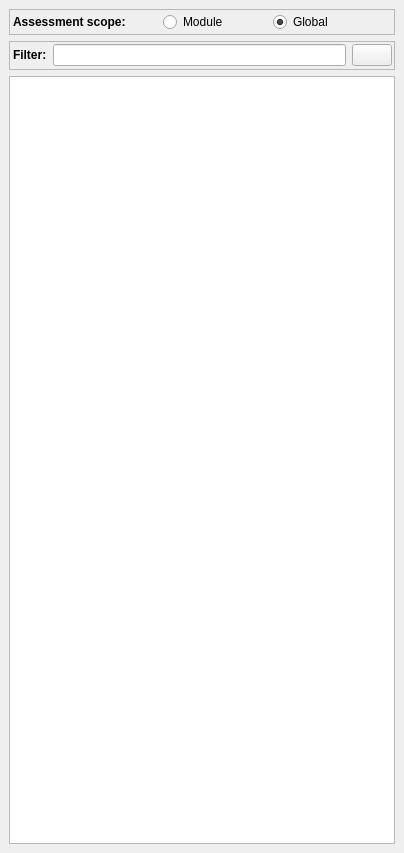
Old version of the form designer/low/pipelinedock.ui in the repository DTOcean/dtocean-app.
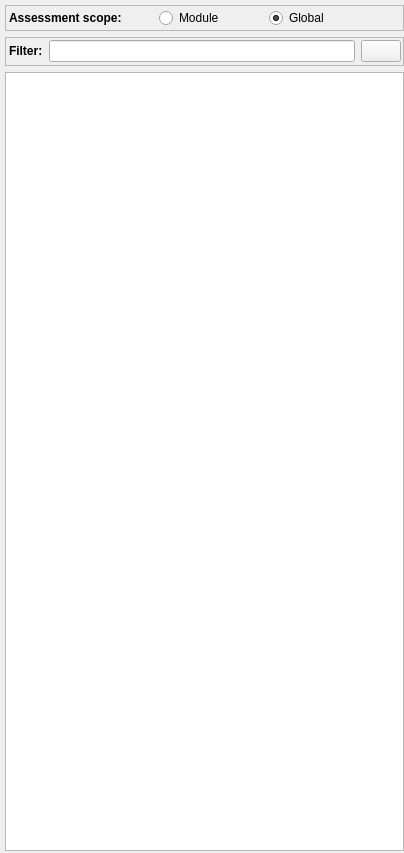
New version of the form. Icons and pictures are not drawn.

Commit message: Fix margins on pipeline

Diff of the .ui file:
```diff
--- a/designer/low/pipelinedock.ui
+++ b/designer/low/pipelinedock.ui
@@ -39,6 +39,18 @@
     </size>
    </property>
    <layout class="QVBoxLayout" name="verticalLayout">
+    <property name="leftMargin">
+     <number>5</number>
+    </property>
+    <property name="topMargin">
+     <number>5</number>
+    </property>
+    <property name="rightMargin">
+     <number>0</number>
+    </property>
+    <property name="bottomMargin">
+     <number>2</number>
+    </property>
     <item>
      <widget class="QFrame" name="scopeFrame">
       <property name="sizePolicy">
```
The commit also changes 1 other file.
